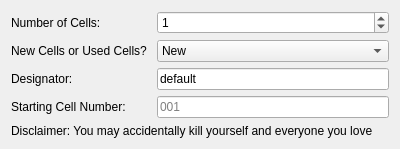
Above: wizardpageone.ui from Lexcelon/batlab-toolkit-gui before the change. Below: the same form after it.
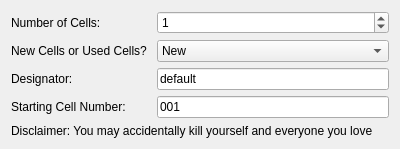
That is the form after the change.

The edit to the form file:
```diff
--- a/wizardpageone.ui
+++ b/wizardpageone.ui
@@ -83,6 +83,9 @@
      </item>
      <item row="3" column="1">
       <widget class="QLineEdit" name="startingIndex">
+       <property name="text">
+        <string>001</string>
+       </property>
        <property name="placeholderText">
         <string>001</string>
        </property>
```
